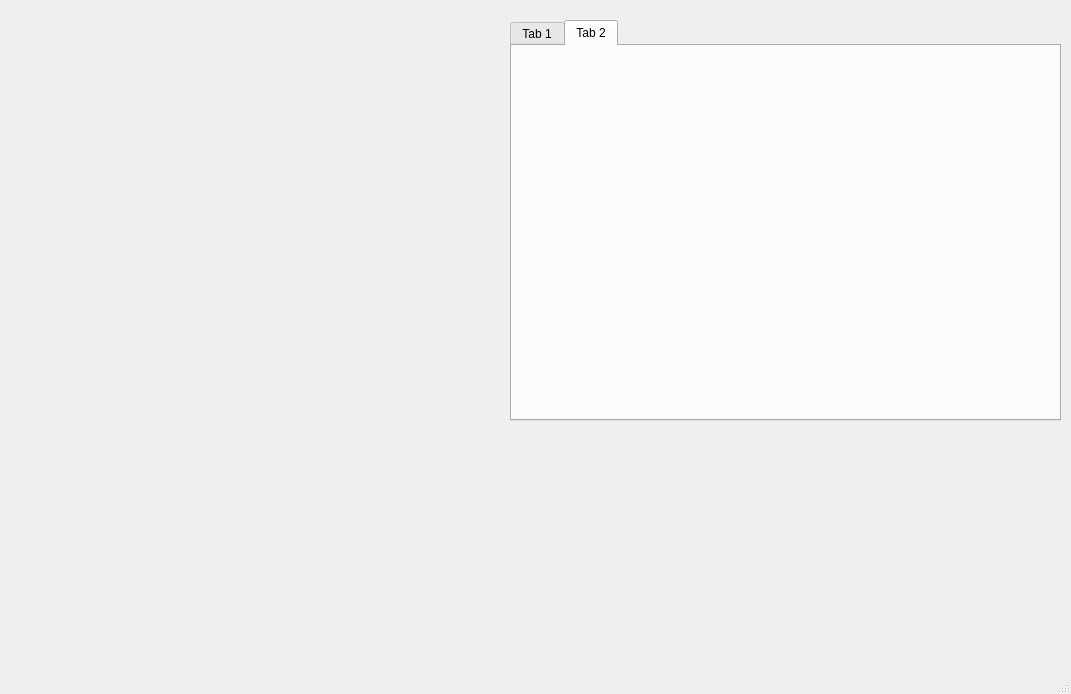
yt8956gh/IFS, file HOST/mainwindow.ui: the form before one commit.
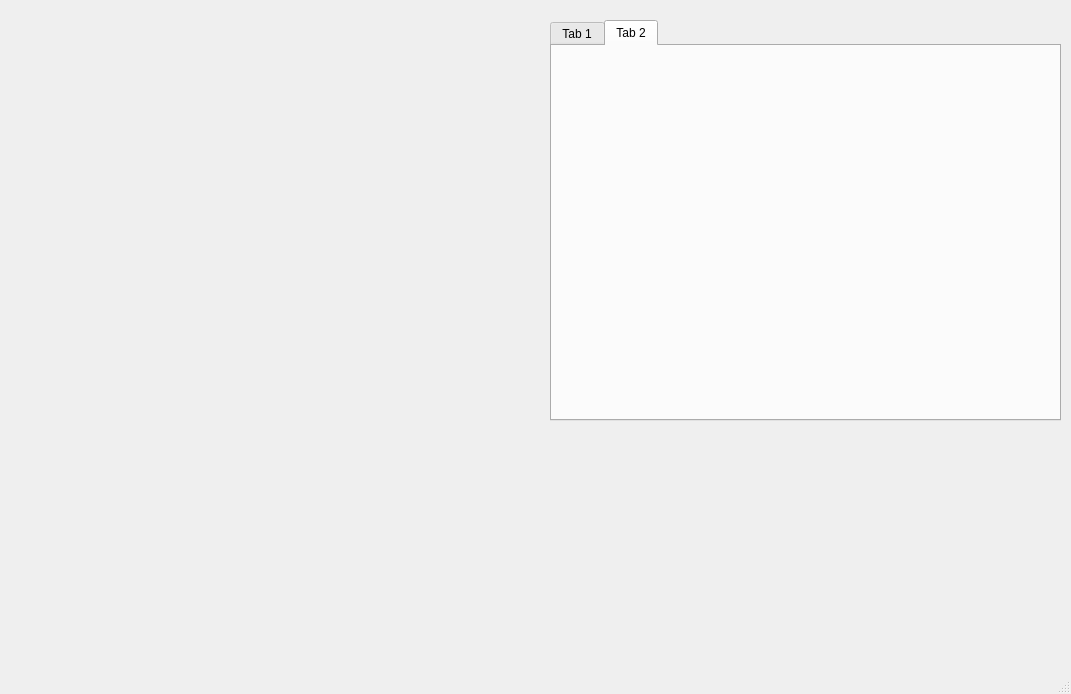
The form after the commit. The open tabs and pages were chosen to show the change.

The edit to the form file:
```diff
--- a/HOST/mainwindow.ui
+++ b/HOST/mainwindow.ui
@@ -17,9 +17,9 @@
    <widget class="QTabWidget" name="tabWidget">
     <property name="geometry">
      <rect>
-      <x>510</x>
+      <x>550</x>
       <y>20</y>
-      <width>551</width>
+      <width>511</width>
       <height>401</height>
      </rect>
     </property>
@@ -37,6 +37,17 @@
      </attribute>
     </widget>
    </widget>
+   <widget class="QWidget" name="verticalLayoutWidget">
+    <property name="geometry">
+     <rect>
+      <x>20</x>
+      <y>30</y>
+      <width>511</width>
+      <height>391</height>
+     </rect>
+    </property>
+    <layout class="QVBoxLayout" name="verticalLayout"/>
+   </widget>
   </widget>
   <widget class="QMenuBar" name="menuBar">
    <property name="geometry">
```
Left out of the diff: 2 changed lines with no effect on the pictures.
